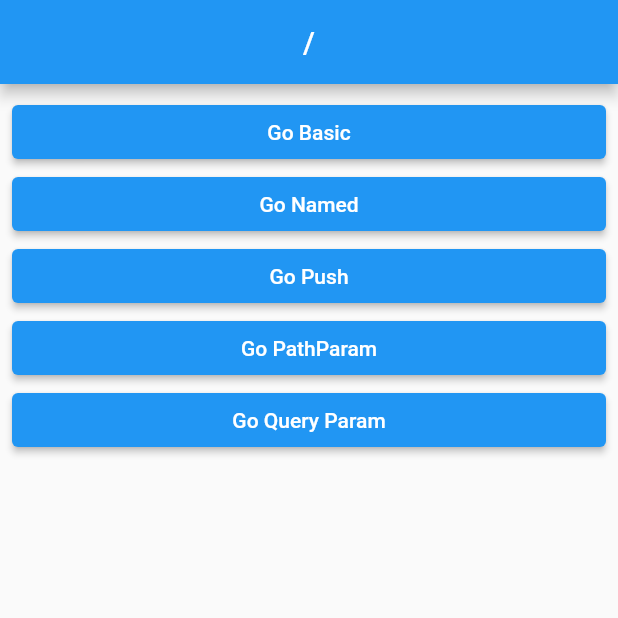
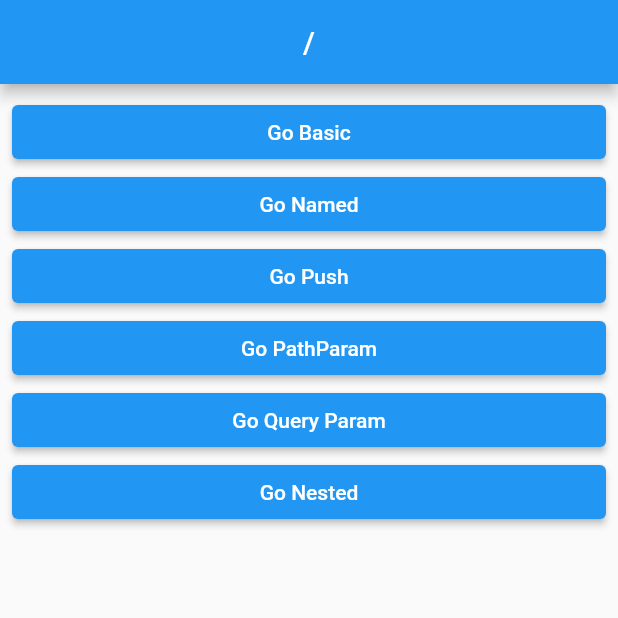
Before and after one commit to g9191hc/GoRouter7, a Flutter app: the screen it shows after launch, on a phone screen of 412 x 824 dp, the top half of it. Run offline on Flutter 3.47's test engine with Material 2 defaults, Android fonts, the phone set to English and light mode, and no system bars; our stand-ins replace go_router.

Commit message:
Shell Route

```diff
--- a/lib/route/router.dart
+++ b/lib/route/router.dart
@@ -6,8 +6,10 @@ import 'package:go_router_v7_actual/screens/4_pop_base_screen.dart';
 import 'package:go_router_v7_actual/screens/5_pop_return_screen.dart';
 import 'package:go_router_v7_actual/screens/6_path_param_screen.dart';
 import 'package:go_router_v7_actual/screens/7_query_param_screen.dart';
+import 'package:go_router_v7_actual/screens/8_nested_screen.dart';
 
 import '../screens/1_basic_screen.dart';
+import '../screens/8_nested_child_screen.dart';
 
 final router = GoRouter(
   routes: [
@@ -51,11 +53,28 @@ final router = GoRouter(
           builder: (context, state) => QueryParamScreen(),
         ),
         ShellRoute(
-          builder: ,
+          builder: (context, state, child) => NestedScreen(child: child),
           routes: [
-
-          ]
-        )
+            GoRoute(
+              path: 'nested/a',
+              builder: (_, state) => NestedChildScreen(
+                routeName: '/nested/a',
+              ),
+            ),
+            GoRoute(
+              path: 'nested/b',
+              builder: (_, state) => NestedChildScreen(
+                routeName: '/nested/b',
+              ),
+            ),
+            GoRoute(
+              path: 'nested/c',
+              builder: (_, state) => NestedChildScreen(
+                routeName: '/nested/c',
+              ),
+            )
+          ],
+        ),
       ],
     ),
   ],
--- a/lib/screens/0_root_screen.dart
+++ b/lib/screens/0_root_screen.dart
@@ -50,6 +50,14 @@ class RootScreen extends StatelessWidget {
               'Go Query Param',
             ),
           ),
+          ElevatedButton(
+            onPressed: () {
+              context.go('/nested/a');
+            },
+            child: Text(
+              'Go Nested',
+            ),
+          ),
         ],
       ),
     );
--- a/lib/screens/8_nested_screen.dart
+++ b/lib/screens/8_nested_screen.dart
@@ -10,6 +10,16 @@ class NestedScreen extends StatelessWidget {
     required this.child,
   });
 
+  int getIndex(BuildContext context) {
+    if (GoRouterState.of(context).location == '/nested/a') {
+      return 0;
+    } else if (GoRouterState.of(context).location == '/nested/b') {
+      return 1;
+    } else {
+      return 2;
+    }
+  }
+
   @override
   Widget build(BuildContext context) {
     return Scaffold(
@@ -18,6 +28,16 @@ class NestedScreen extends StatelessWidget {
       ),
       body: child,
       bottomNavigationBar: BottomNavigationBar(
+        currentIndex: getIndex(context),
+        onTap: (index) {
+          if (index == 0) {
+            context.go('/nested/a');
+          } else if (index == 1) {
+            context.go('/nested/b');
+          } else {
+            context.go('/nested/c');
+          }
+        },
         items: [
           BottomNavigationBarItem(
             icon: Icon(Icons.home),
```
Also changed, not shown: lib/screens/8_nested_child_screen.dart (added, +17 -0 lines).
